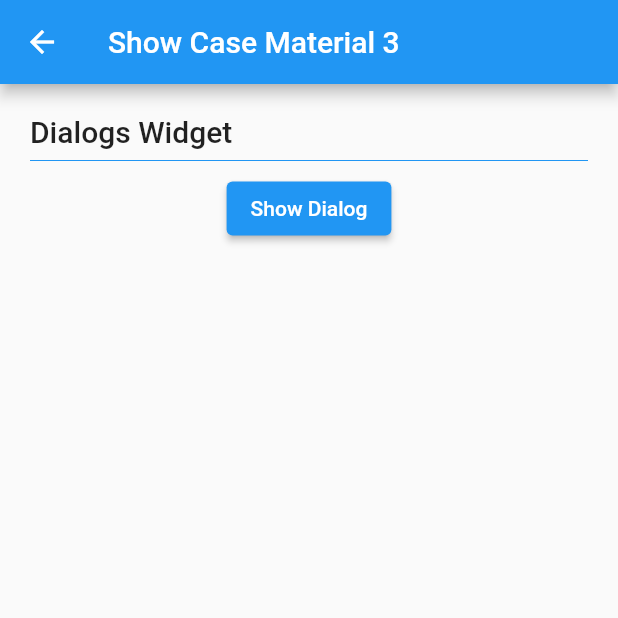
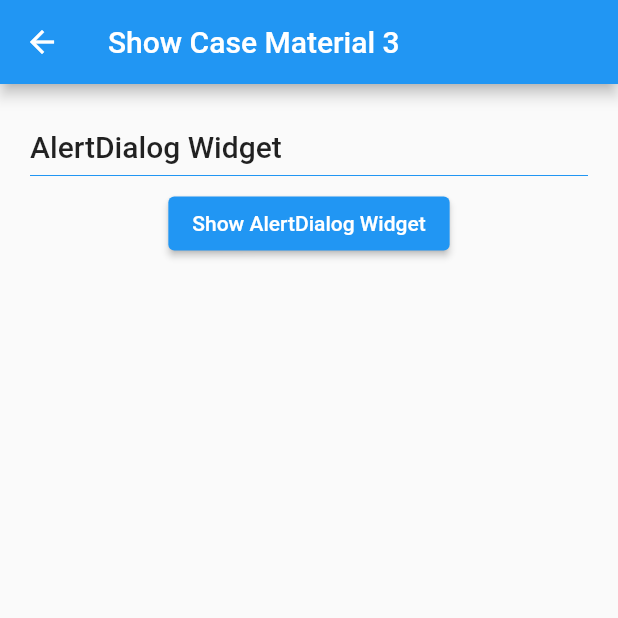
Before and after one commit to WaAlvis/MaterialDesing_show_case, a Flutter app: the DialogsDemoScreen screen opened by its route, on a phone screen of 412 x 824 dp, the top half of it. Run offline on Flutter 3.47's test engine with Material 2 defaults, Android fonts, the phone set to English and light mode, and no system bars.

Commit message:
dialog alert screen implementada

```diff
--- a/lib/screens/dialogs_demo_screen.dart
+++ b/lib/screens/dialogs_demo_screen.dart
@@ -1,5 +1,6 @@
 import 'package:flutter/material.dart';
 import 'package:material3_show_case/data_widgets_example.dart';
+import 'package:material3_show_case/widgets/widgets.dart';
 
 import '../widgets/section_view_widget_example.dart';
 
@@ -13,25 +14,14 @@ class DialogsDemoScreen extends StatelessWidget {
       appBar: AppBar(
         title: const Text('Show Case Material 3'),
       ),
-      body: Padding(
-        padding: const EdgeInsets.all(20.0),
+      body: const Padding(
+        padding: EdgeInsets.all(20.0),
         child: SingleChildScrollView(
-          child: Column(
-            crossAxisAlignment: CrossAxisAlignment.start,
-            mainAxisSize: MainAxisSize.min,
-            children: [
-              Text(
-                'Dialogs Widget',
-                style: textTheme.titleLarge,
-              ),
-              const Divider(),
-          const Center(
-            child: DialogExample(),
-          ),
-              SizedBox(
-                height: 20,
-              ),
-            ],
+          child: SectionTitleCaseWidget(
+            title: 'AlertDialog Widget',
+            caseWidget:  Center(
+              child: DialogExample(),
+            ),
           ),
         ),
       ),
@@ -48,8 +38,9 @@ class DialogExample extends StatelessWidget {
       onPressed: () => showDialog<String>(
         context: context,
         builder: (BuildContext context) => AlertDialog(
-          title: const Text('AlertDialog Title'),
-          content: const Text('AlertDialog description'),
+          title: const Text('Title AlertDialog'),
+          content:
+              const Text('This is a short description for the popup alert'),
           actions: <Widget>[
             TextButton(
               onPressed: () => Navigator.pop(context, 'Cancel'),
@@ -62,7 +53,7 @@ class DialogExample extends StatelessWidget {
           ],
         ),
       ),
-      child: const Text('Show Dialog'),
+      child: const Text('Show AlertDialog Widget'),
     );
   }
 }
--- a/lib/widgets/widgets.dart
+++ b/lib/widgets/widgets.dart
@@ -1,3 +1,5 @@
+export 'package:material3_show_case/widgets/section_title_case_widget.dart';
+
 export 'package:material3_show_case/widgets/appbar_show_case.dart';
 
 export 'package:material3_show_case/widgets/section_view_widget_example.dart';
```
